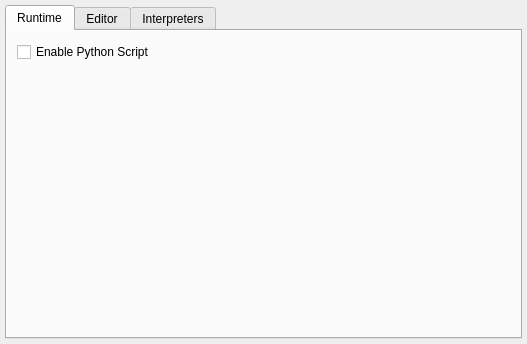
Before: the Qt Designer form src/server/gui/dialogs/settings/server_widgetsettingsscript.ui in serhmarch/ModbusTools, drawn with Qt 5.
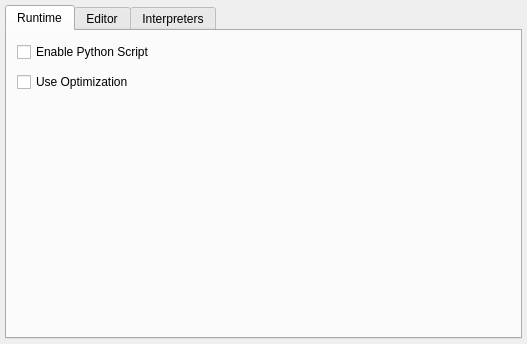
After: the same form once the commit is applied.

Commit message: Improve script generation and execution

```diff
--- a/src/server/gui/dialogs/settings/server_widgetsettingsscript.ui
+++ b/src/server/gui/dialogs/settings/server_widgetsettingsscript.ui
@@ -51,6 +51,19 @@
         <string>Enable Python Script</string>
        </property>
       </widget>
+      <widget class="QCheckBox" name="chbScriptUseOptimization">
+       <property name="geometry">
+        <rect>
+         <x>10</x>
+         <y>40</y>
+         <width>151</width>
+         <height>22</height>
+        </rect>
+       </property>
+       <property name="text">
+        <string>Use Optimization</string>
+       </property>
+      </widget>
      </widget>
      <widget class="QWidget" name="tabEditor">
       <attribute name="title">
```
The commit also changes 25 other files.
